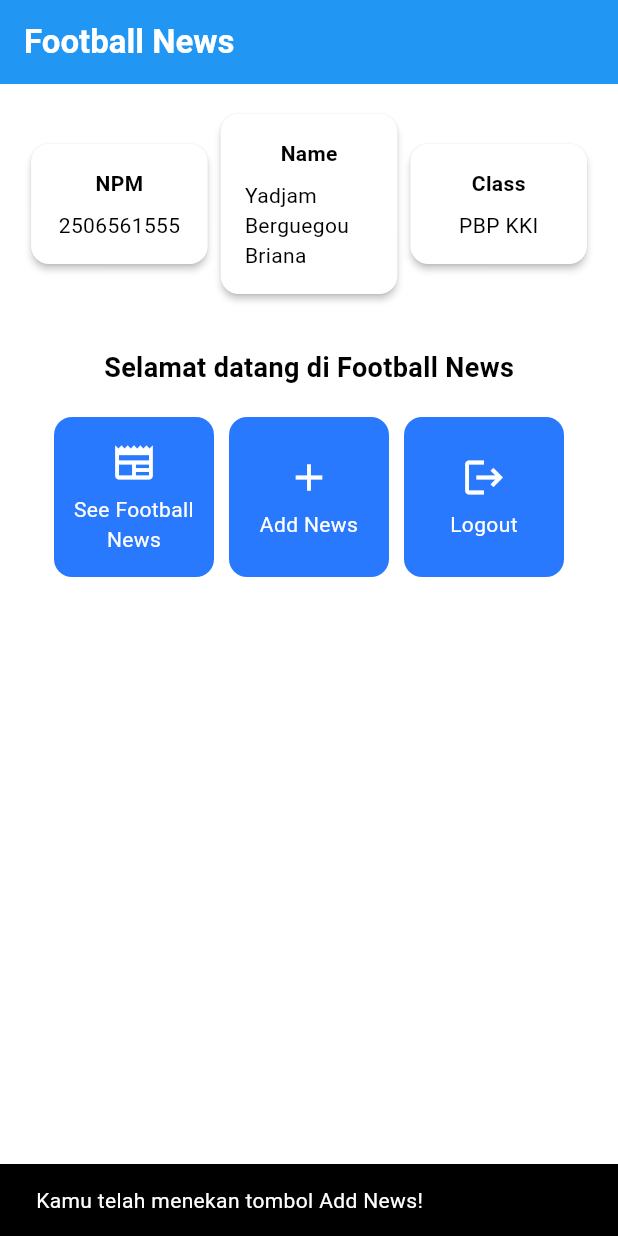
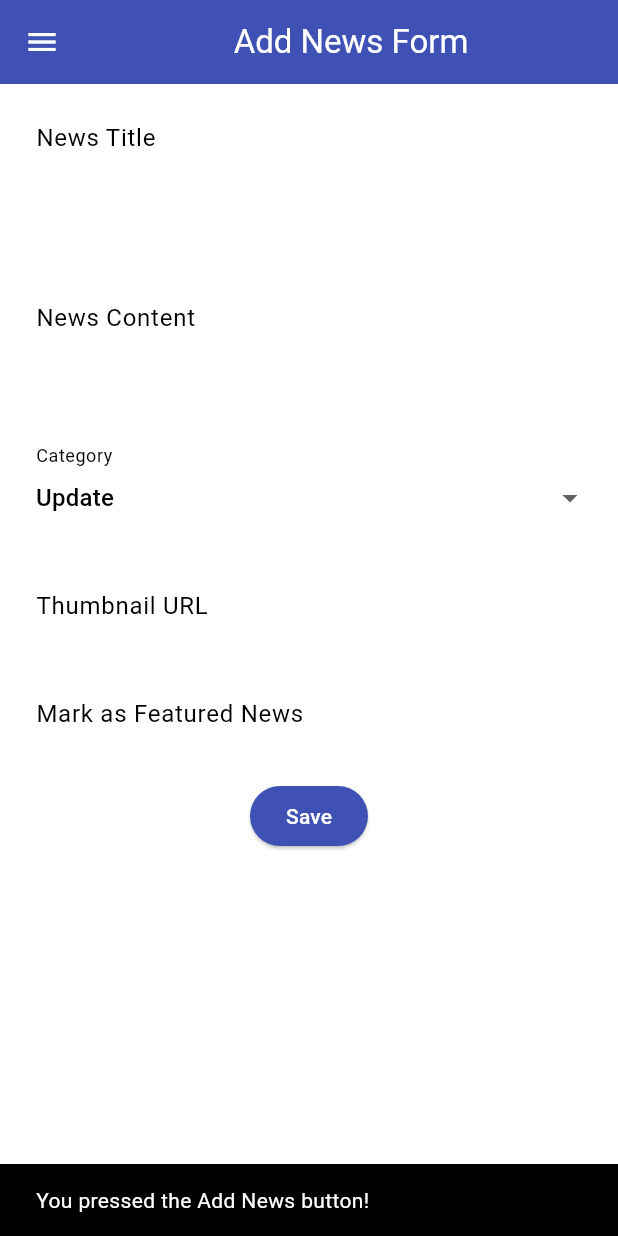
Before and after one commit to jam-bri/football-news-mobile, a Flutter app: the screen it shows after launch, after a tap on "Add News", on a phone screen of 412 x 824 dp. Run offline on Flutter 3.47's test engine with Material 3 defaults, Android fonts, the phone set to English and light mode, and no system bars.

Commit message:
finished tutorial 7

```diff
--- a/lib/main.dart
+++ b/lib/main.dart
@@ -1,5 +1,5 @@
 import 'package:flutter/material.dart';
-import 'menu.dart';
+import 'screens/menu.dart';
 
 void main() {
   runApp(const MyApp());
--- a/lib/menu.dart
+++ /dev/null
@@ -1,191 +0,0 @@
-import 'package:flutter/material.dart';
-
-
-class MyHomePage extends StatelessWidget {
-  MyHomePage({super.key});
-  final String npm = '2506561555';
-  final String name = 'Yadjam Berguegou Briana';
-  final String kelas = 'PBP KKI';
-
-   final List<ItemHomepage> items = [
-    ItemHomepage("See Football News", Icons.newspaper),
-    ItemHomepage("Add News", Icons.add),
-    ItemHomepage("Logout", Icons.logout),
-  ];
-
-    @override
-    Widget build(BuildContext context) {
-    // Scaffold menyediakan struktur dasar halaman dengan AppBar dan body.
-    return Scaffold(
-      // AppBar adalah bagian atas halaman yang menampilkan judul.
-      appBar: AppBar(
-        // Judul aplikasi "Football News" dengan teks putih dan tebal.
-        title: const Text(
-          'Football News',
-          style: TextStyle(
-            color: Colors.white,
-            fontWeight: FontWeight.bold,
-          ),
-        ),
-        // Warna latar belakang AppBar diambil dari skema warna tema aplikasi.
-        backgroundColor: Theme.of(context).colorScheme.primary,
-      ),
-      // Body halaman dengan padding di sekelilingnya.
-      body: Padding(
-        padding: const EdgeInsets.all(16.0),
-        // Menyusun widget secara vertikal dalam sebuah kolom.
-        child: Column(
-          crossAxisAlignment: CrossAxisAlignment.center,
-          children: [
-            // Row untuk menampilkan 3 InfoCard secara horizontal.
-            Row(
-              mainAxisAlignment: MainAxisAlignment.spaceEvenly,
-              children: [
-                InfoCard(title: 'NPM', content: npm),
-                InfoCard(title: 'Name', content:name),
-                InfoCard(title: 'Class', content: kelas),
-              ],
-            ),
-
-            // Memberikan jarak vertikal 16 unit.
-            const SizedBox(height: 16.0),
-
-            // Menempatkan widget berikutnya di tengah halaman.
-            Center(
-              child: Column(
-                // Menyusun teks dan grid item secara vertikal.
-
-                children: [
-                  // Menampilkan teks sambutan dengan gaya tebal dan ukuran 18.
-                  const Padding(
-                    padding: EdgeInsets.only(top: 16.0),
-                    child: Text(
-                      'Selamat datang di Football News',
-                      style: TextStyle(
-                        fontWeight: FontWeight.bold,
-                        fontSize: 18.0,
-                      ),
-                    ),
-                  ),
-
-                  // Grid untuk menampilkan ItemCard dalam bentuk grid 3 kolom.
-                  GridView.count(
-                    primary: true,
-                    padding: const EdgeInsets.all(20),
-                    crossAxisSpacing: 10,
-                    mainAxisSpacing: 10,
-                    crossAxisCount: 3,
-                    // Agar grid menyesuaikan tinggi kontennya.
-                    shrinkWrap: true,
-
-                    // Menampilkan ItemCard untuk setiap item dalam list items.
-                    children: items.map((ItemHomepage item) {
-                      return ItemCard(item);
-                    }).toList(),
-                  ),
-                ],
-              ),
-            ),
-          ],
-        ),
-      ),
-    );
-  }
-}
-
-
-
-class InfoCard extends StatelessWidget {
-  // Kartu informasi yang menampilkan title dan content.
-
-  final String title;  // Judul kartu.
-  final String content;  // Isi kartu.
-
-  const InfoCard({super.key, required this.title, required this.content});
-
-  @override
-  Widget build(BuildContext context) {
-    return Card(
-      // Membuat kotak kartu dengan bayangan dibawahnya.
-      elevation: 2.0,
-      child: Container(
-        // Mengatur ukuran dan jarak di dalam kartu.
-        width: MediaQuery.of(context).size.width / 3.5, // menyesuaikan dengan lebar device yang digunakan.
-        padding: const EdgeInsets.all(16.0),
-        // Menyusun title dan content secara vertikal.
-        child: Column(
-          children: [
-            Text(
-              title,
-              style: const TextStyle(fontWeight: FontWeight.bold),
-            ),
-            const SizedBox(height: 8.0),
-            Text(content),
-          ],
-        ),
-      ),
-    );
-  }
-}
-
-class ItemHomepage {
- final String name;
- final IconData icon;
-
- ItemHomepage(this.name, this.icon);
-}
-
-
-class ItemCard extends StatelessWidget {
-  // Menampilkan kartu dengan ikon dan nama.
-
-  final ItemHomepage item;
-
-  const ItemCard(this.item, {super.key});
-
-  @override
-  Widget build(BuildContext context) {
-    return Material(
-      // Menentukan warna latar belakang dari tema aplikasi.
-      color: Theme.of(context).colorScheme.secondary,
-      // Membuat sudut kartu melengkung.
-      borderRadius: BorderRadius.circular(12),
-
-      child: InkWell(
-        // Aksi ketika kartu ditekan.
-        onTap: () {
-          // Menampilkan pesan SnackBar saat kartu ditekan.
-          ScaffoldMessenger.of(context)
-            ..hideCurrentSnackBar()
-            ..showSnackBar(
-              SnackBar(content: Text("Kamu telah menekan tombol ${item.name}!"))
-            );
-        },
-        // Container untuk menyimpan Icon dan Text
-        child: Container(
-          padding: const EdgeInsets.all(8),
-          child: Center(
-            child: Column(
-              // Menyusun ikon dan teks di tengah kartu.
-              mainAxisAlignment: MainAxisAlignment.center,
-              children: [
-                Icon(
-                  item.icon,
-                  color: Colors.white,
-                  size: 30.0,
-                ),
-                const Padding(padding: EdgeInsets.all(3)),
-                Text(
-                  item.name,
-                  textAlign: TextAlign.center,
-                  style: const TextStyle(color: Colors.white),
-                ),
-              ],
-            ),
-          ),
-        ),
-      ),
-    );
-  }
-
-}
--- /dev/null
+++ b/lib/screens/menu.dart
@@ -0,0 +1,124 @@
+import 'package:flutter/material.dart';
+import 'package:football_news/widgets/left_drawer.dart';
+import 'package:football_news/widgets/news_card.dart';
+
+class MyHomePage extends StatelessWidget {
+  MyHomePage({super.key});
+
+  final String npm = '2506561555';
+  final String name = 'Yadjam Berguegou Briana';
+  final String className = 'PBP KKI';
+
+  final List<ItemHomepage> items = [
+    ItemHomepage("See Football News", Icons.newspaper),
+    ItemHomepage("Add News", Icons.add),
+    ItemHomepage("Logout", Icons.logout),
+  ];
+
+  @override
+  Widget build(BuildContext context) {
+    // Scaffold provides the basic structure of the page, including AppBar and body.
+    return Scaffold(
+      // AppBar is the top bar of the page that displays the title.
+      appBar: AppBar(
+        title: const Text(
+          'Football News',
+          style: TextStyle(
+            color: Colors.white,
+            fontWeight: FontWeight.bold,
+          ),
+        ),
+        backgroundColor: Theme.of(context).colorScheme.primary,
+      ),
+      drawer: LeftDrawer(),
+      // Page body with padding around the edges.
+      body: Padding(
+        padding: const EdgeInsets.all(16.0),
+        child: Column(
+          crossAxisAlignment: CrossAxisAlignment.center,
+          children: [
+            // Row to display three InfoCards horizontally.
+            Row(
+              mainAxisAlignment: MainAxisAlignment.spaceEvenly,
+              children: [
+                InfoCard(title: 'NPM', content: npm),
+                InfoCard(title: 'Name', content: name),
+                InfoCard(title: 'Class', content: className),
+              ],
+            ),
+
+            const SizedBox(height: 16.0),
+
+            // Centered content for welcome text and grid items.
+            Center(
+              child: Column(
+                children: [
+                  const Padding(
+                    padding: EdgeInsets.only(top: 16.0),
+                    child: Text(
+                      'Welcome to Football News',
+                      style: TextStyle(
+                        fontWeight: FontWeight.bold,
+                        fontSize: 18.0,
+                      ),
+                    ),
+                  ),
+
+                  // Grid layout to show action cards (3 columns).
+                  GridView.count(
+                    primary: true,
+                    padding: const EdgeInsets.all(20),
+                    crossAxisSpacing: 10,
+                    mainAxisSpacing: 10,
+                    crossAxisCount: 3,
+                    shrinkWrap: true,
+                    children: items.map((ItemHomepage item) {
+                      return ItemCard(item);
+                    }).toList(),
+                  ),
+                ],
+              ),
+            ),
+          ],
+        ),
+      ),
+    );
+  }
+}
+
+// InfoCard widget to display title and content (e.g., NPM, Name, Class).
+class InfoCard extends StatelessWidget {
+  final String title;
+  final String content;
+
+  const InfoCard({super.key, required this.title, required this.content});
+
+  @override
+  Widget build(BuildContext context) {
+    return Card(
+      elevation: 2.0,
+      child: Container(
+        width: MediaQuery.of(context).size.width / 3.5,
+        padding: const EdgeInsets.all(16.0),
+        child: Column(
+          children: [
+            Text(
+              title,
+              style: const TextStyle(fontWeight: FontWeight.bold),
+            ),
+            const SizedBox(height: 8.0),
+            Text(content),
+          ],
+        ),
+      ),
+    );
+  }
+}
+
+// Model class representing an item on the homepage.
+class ItemHomepage {
+  final String name;
+  final IconData icon;
+
+  ItemHomepage(this.name, this.icon);
+}
--- /dev/null
+++ b/lib/screens/newslist_form.dart
@@ -0,0 +1,211 @@
+import 'package:flutter/material.dart';
+import 'package:football_news/widgets/left_drawer.dart';
+
+class NewsFormPage extends StatefulWidget {
+    const NewsFormPage({super.key});
+
+    @override
+    State<NewsFormPage> createState() => _NewsFormPageState();
+}
+
+class _NewsFormPageState extends State<NewsFormPage> {
+  final _formKey = GlobalKey<FormState>();
+  String _title = "";
+  String _content = "";
+  String _category = "update"; // default
+  String _thumbnail = "";
+  bool _isFeatured = false; // default
+
+  final List<String> _categories = [
+    'transfer',
+    'update',
+    'exclusive',
+    'match',
+    'rumor',
+    'analysis',
+  ];
+
+    @override
+    Widget build(BuildContext context) {
+        return Scaffold(
+          appBar: AppBar(
+            title: const Center(
+              child: Text(
+                'Add News Form',
+              ),
+            ),
+            backgroundColor: Colors.indigo,
+            foregroundColor: Colors.white,
+          ),
+          drawer: LeftDrawer(),
+          body: Form(
+            key: _formKey,
+            child: SingleChildScrollView(
+              child: Column(
+                crossAxisAlignment: CrossAxisAlignment.start,
+                children:[
+                  // === Title ===
+                  Padding(
+                    padding: const EdgeInsets.all(8.0),
+                    child: TextFormField(
+                      decoration: InputDecoration(
+                        hintText: "News Title",
+                        labelText: "News Title",
+                        border: OutlineInputBorder(
+                          borderRadius: BorderRadius.circular(5.0),
+                        ),
+                      ),
+                      onChanged: (String? value) {
+                        setState(() {
+                          _title = value!;
+                        });
+                      },
+                      validator: (String? value) {
+                        if (value == null || value.isEmpty) {
+                          return "Title cannot be empty!";
+                        }
+                        return null;
+                      },
+                    ),
+                  ),
+                  // === Content ===
+                  Padding(
+                    padding: const EdgeInsets.all(8.0),
+                    child: TextFormField(
+                      maxLines: 5,
+                      decoration: InputDecoration(
+                        hintText: "News Content",
+                        labelText: "News Content",
+                        border: OutlineInputBorder(
+                          borderRadius: BorderRadius.circular(5.0),
+                        ),
+                      ),
+                      onChanged: (String? value) {
+                        setState(() {
+                          _content = value!;
+                        });
+                      },
+                      validator: (String? value) {
+                        if (value == null || value.isEmpty) {
+                          return "Content cannot be empty!";
+                        }
+                        return null;
+                      },
+                    ),
+                  ),
+
+                  // === Category ===
+                  Padding(
+                    padding: const EdgeInsets.all(8.0),
+                    child: DropdownButtonFormField<String>(
+                      decoration: InputDecoration(
+                        labelText: "Category",
+                        border: OutlineInputBorder(
+                          borderRadius: BorderRadius.circular(5.0),
+                        ),
+                      ),
+                      initialValue: _category,
+                      items: _categories
+                          .map((cat) => DropdownMenuItem(
+                                value: cat,
+                                child: Text(cat[0].toUpperCase() + cat.substring(1)),
+                              ))
+                          .toList(),
+                      onChanged: (String? newValue) {
+                        setState(() {
+                          _category = newValue!;
+                        });
+                      },
+                    ),
+                  ),
+
+                  // === Thumbnail URL ===
+                  Padding(
+                    padding: const EdgeInsets.all(8.0),
+                    child: TextFormField(
+                      decoration: InputDecoration(
+                        hintText: "Thumbnail URL (optional)",
+                        labelText: "Thumbnail URL",
+                        border: OutlineInputBorder(
+                          borderRadius: BorderRadius.circular(5.0),
+                        ),
+                      ),
+                      onChanged: (String? value) {
+                        setState(() {
+                          _thumbnail = value!;
+                        });
+                      },
+                    ),
+                  ),
+
+                  // === Is Featured ===
+                  Padding(
+                    padding: const EdgeInsets.all(8.0),
+                    child: SwitchListTile(
+                      title: const Text("Mark as Featured News"),
+                      value: _isFeatured,
+                      onChanged: (bool value) {
+                        setState(() {
+                          _isFeatured = value;
+                        });
+                      },
+                    ),
+                  ),
+
+                  // === Save Button ===
+                  Align(
+                    alignment: Alignment.bottomCenter,
+                    child: Padding(
+                      padding: const EdgeInsets.all(8.0),
+                      child: ElevatedButton(
+                        style: ButtonStyle(
+                          backgroundColor: WidgetStateProperty.all(Colors.indigo),
+                        ),
+                        onPressed: () {
+                          if (_formKey.currentState!.validate()) {
+                            showDialog(
+                              context: context,
+                              builder: (context) {
+                                return AlertDialog(
+                                  title: const Text('Produk berhasil tersimpan'),
+                                  content: SingleChildScrollView(
+                                    child: Column(
+                                      crossAxisAlignment: CrossAxisAlignment.start,
+                                      children: [
+                                        Text('Title: $_title'),
+                                        Text('Content: $_content'),
+                                        Text('Category: $_category'),
+                                        Text('Thumbnail: $_thumbnail'),
+                                        Text('Featured: ${_isFeatured ? "Yes" : "No"}'),
+                                      ],
+                                    ),
+                                  ),
+                                  actions: [
+                                    TextButton(
+                                      child: const Text('OK'),
+                                      onPressed: () {
+                                        Navigator.pop(context);
+                                      },
+                                    ),
+                                  ],
+                                );
+                              },
+                            );
+                            _formKey.currentState!.reset();
+                          }
+                        },
+                        child: const Text(
+                          "Save",
+                          style: TextStyle(color: Colors.white),
+                        ),
+                      ),
+                    ),
+                  ),
+
+                ],
+              ),
+            ),
+          )
+      );
+    }
+}
--- /dev/null
+++ b/lib/widgets/left_drawer.dart
@@ -0,0 +1,74 @@
+import 'package:flutter/material.dart';
+import 'package:football_news/screens/menu.dart';
+import 'package:football_news/screens/newslist_form.dart';
+
+class LeftDrawer extends StatelessWidget {
+  const LeftDrawer({super.key});
+
+  @override
+  Widget build(BuildContext context) {
+    return Drawer(
+      child: ListView(
+        children: [
+          const DrawerHeader(
+            decoration: BoxDecoration(
+              color: Colors.blue,
+            ),
+            child: Column(
+              children: [
+                Text(
+                  'Football News',
+                  textAlign: TextAlign.center,
+                  style: TextStyle(
+                    fontSize: 30,
+                    fontWeight: FontWeight.bold,
+                    color: Colors.white,
+                  ),
+                ),
+                Padding(padding: EdgeInsets.all(10)),
+                Text(
+                  "All the latest football updates here!",
+                  textAlign: TextAlign.center,
+                  style: TextStyle(
+                  fontSize: 15,
+                  color: Colors.white,
+                  fontWeight: FontWeight.normal,
+                  ),
+                ),
+              ],
+            ),
+          ),
+          ListTile(
+            leading: const Icon(Icons.home_outlined),
+            title: const Text('Home'),
+            // Redirect to MyHomePage
+            onTap: () {
+              Navigator.pushReplacement(
+                  context,
+                  MaterialPageRoute(
+                    builder: (context) => MyHomePage(),
+                  ));
+            },
+          ),
+          ListTile(
+            leading: const Icon(Icons.post_add),
+            title: const Text('Add News'),
+            // Redirect to NewsFormPage
+            onTap: () {
+                  Navigator.pushReplacement(
+                  context,
+                  MaterialPageRoute(
+                    builder: (context) =>NewsFormPage(),
+                  ));
+
+            },
+          ),
+          ListTile(
+            leading: const Icon(Icons.list_alt),
+            title: const Text('News List'),
+          )
+        ],
+      ),
+    );
+  }
+}
--- /dev/null
+++ b/lib/widgets/news_card.dart
@@ -0,0 +1,57 @@
+import 'package:flutter/material.dart';
+import 'package:football_news/screens/menu.dart';
+import 'package:football_news/screens/newslist_form.dart';
+
+
+class ItemCard extends StatelessWidget {
+  final ItemHomepage item;
+
+  const ItemCard(this.item, {super.key});
+
+  @override
+  Widget build(BuildContext context) {
+    return Material(
+      color: Theme.of(context).colorScheme.secondary,
+      borderRadius: BorderRadius.circular(12),
+      child: InkWell(
+        onTap: () {
+          // Display a SnackBar message when the card is tapped.
+          ScaffoldMessenger.of(context)
+            ..hideCurrentSnackBar()
+            ..showSnackBar(
+              SnackBar(content: Text("You pressed the ${item.name} button!")),
+            );
+
+            // Navigate to the appropriate route (depending on the button type)
+            if (item.name == "Add News") {
+              Navigator.push(
+                context,
+                MaterialPageRoute(builder:  (context) => NewsFormPage()),
+              );
+          }
+        },
+        child: Container(
+          padding: const EdgeInsets.all(8),
+          child: Center(
+            child: Column(
+              mainAxisAlignment: MainAxisAlignment.center,
+              children: [
+                Icon(
+                  item.icon,
+                  color: Colors.white,
+                  size: 30.0,
+                ),
+                const SizedBox(height: 3),
+                Text(
+                  item.name,
+                  textAlign: TextAlign.center,
+                  style: const TextStyle(color: Colors.white),
+                ),
+              ],
+            ),
+          ),
+        ),
+      ),
+    );
+  }
+}
```
